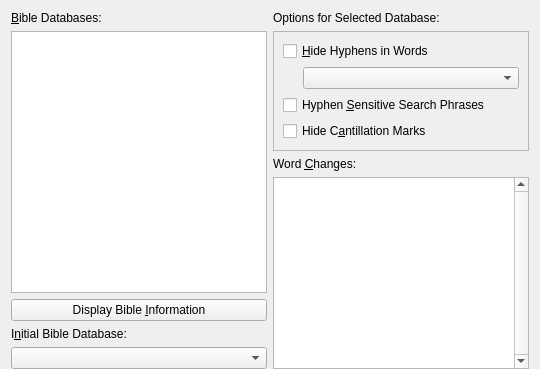
Old version of the form programs/KJVCanOpener/ConfigBibleDatabase.ui in the repository dewhisna/KingJamesPureBibleSearch.
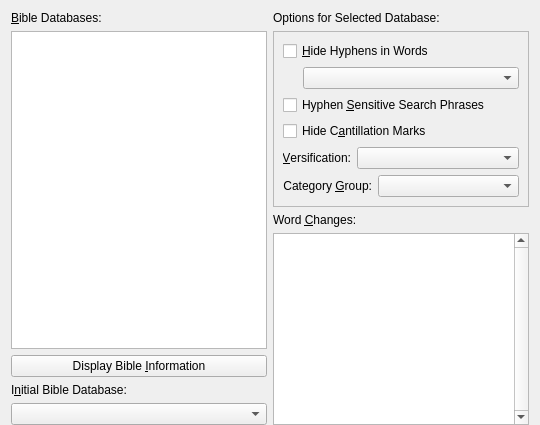
New version of the form.

Commit message: Add Versification and Category Group BibleDatabase settings. Add Configuration and Persistent settings support for them. Drop the 'S' from GROUP in BIBLE_BOOK_CATEGORY_GROUP_ENUM (to be consistent with BIBLE_VERSIFICATION_TYPE_ENUM). Add BTO_AllowVersification to BibleTypeOptions for TBibleDescriptor. Enable Versification selection on bbl-OSHB.

```diff
--- a/programs/KJVCanOpener/ConfigBibleDatabase.ui
+++ b/programs/KJVCanOpener/ConfigBibleDatabase.ui
@@ -166,6 +166,66 @@
           </property>
          </widget>
         </item>
+        <item>
+         <layout class="QHBoxLayout" name="horizontalLayout2">
+          <item>
+           <widget class="QLabel" name="lblVersification">
+            <property name="text">
+             <string>&amp;Versification:</string>
+            </property>
+            <property name="alignment">
+             <set>Qt::AlignRight|Qt::AlignTrailing|Qt::AlignVCenter</set>
+            </property>
+            <property name="buddy">
+             <cstring>comboBoxVersification</cstring>
+            </property>
+           </widget>
+          </item>
+          <item>
+           <widget class="QComboBox" name="comboBoxVersification">
+            <property name="sizePolicy">
+             <sizepolicy hsizetype="Expanding" vsizetype="Fixed">
+              <horstretch>0</horstretch>
+              <verstretch>0</verstretch>
+             </sizepolicy>
+            </property>
+            <property name="sizeAdjustPolicy">
+             <enum>QComboBox::AdjustToContents</enum>
+            </property>
+           </widget>
+          </item>
+         </layout>
+        </item>
+        <item>
+         <layout class="QHBoxLayout" name="horizontalLayout3">
+          <item>
+           <widget class="QLabel" name="lblCategoryGroup">
+            <property name="text">
+             <string>Category &amp;Group:</string>
+            </property>
+            <property name="alignment">
+             <set>Qt::AlignRight|Qt::AlignTrailing|Qt::AlignVCenter</set>
+            </property>
+            <property name="buddy">
+             <cstring>comboBoxCategoryGroup</cstring>
+            </property>
+           </widget>
+          </item>
+          <item>
+           <widget class="QComboBox" name="comboBoxCategoryGroup">
+            <property name="sizePolicy">
+             <sizepolicy hsizetype="Expanding" vsizetype="Fixed">
+              <horstretch>0</horstretch>
+              <verstretch>0</verstretch>
+             </sizepolicy>
+            </property>
+            <property name="sizeAdjustPolicy">
+             <enum>QComboBox::AdjustToContents</enum>
+            </property>
+           </widget>
+          </item>
+         </layout>
+        </item>
        </layout>
       </widget>
      </item>
```
Left out of the diff: 4 changed lines with no effect on the pictures. The commit also changes 8 other files.
